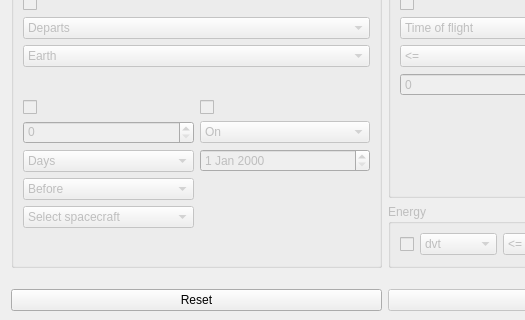
The window that src/sonet_pcp_filter_qt.ui (jorialand/sonet_tfm_horia) describes before a commit, drawn with Qt 5; both pictures show x 0 to 525 and y 100 to 420 of the 770 by 707 pixel window.
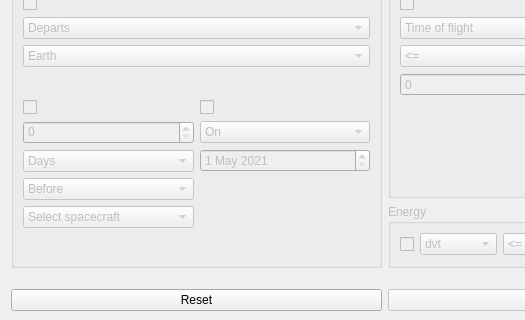
The same window after the commit.

Diff of the .ui file:
```diff
--- a/src/sonet_pcp_filter_qt.ui
+++ b/src/sonet_pcp_filter_qt.ui
@@ -688,6 +688,20 @@
                   <verstretch>0</verstretch>
                  </sizepolicy>
                 </property>
+                <property name="minimumDate">
+                 <date>
+                  <year>2020</year>
+                  <month>1</month>
+                  <day>1</day>
+                 </date>
+                </property>
+                <property name="date">
+                 <date>
+                  <year>2021</year>
+                  <month>5</month>
+                  <day>1</day>
+                 </date>
+                </property>
                </widget>
               </item>
               <item>
```
